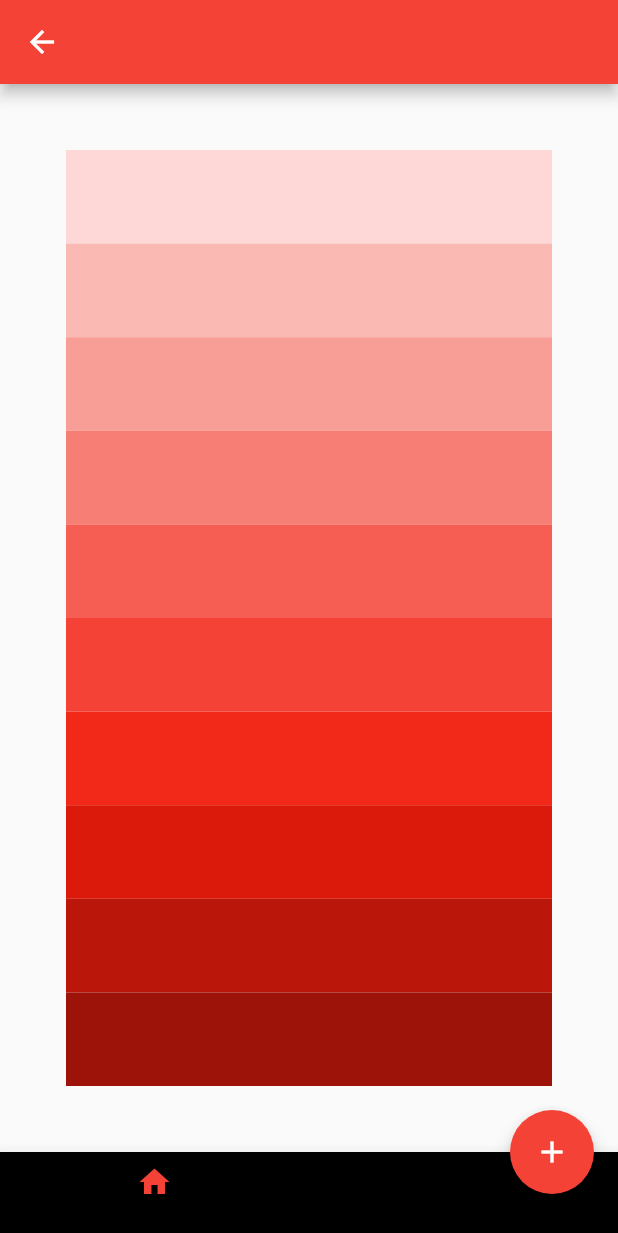
After one commit to mono0926/flutter_mono_kit, a Flutter app: the ColorExPage screen opened by its route, on a phone screen of 412 x 824 dp. The commit adds this screen. Shown: the top 1233 px of the screen. Run offline on Flutter 3.47's test engine with Material 2 defaults, Android fonts, the phone set to English and light mode, and no system bars; our stand-ins replace flutter_cache_manager, rxdart, tinycolor; missing offline and left inert: disposable_provider, simple_logger.

Commit message:
Add ColorEx

```diff
--- /dev/null
+++ b/example/lib/pages/color_ex_page.dart
@@ -0,0 +1,50 @@
+import 'package:flutter/material.dart';
+import 'package:mono_kit/mono_kit.dart';
+
+final _swatch = const Color(0xFFF44336).materialColor;
+
+class ColorExPage extends StatelessWidget {
+  const ColorExPage({Key key}) : super(key: key);
+
+  static const routeName = '/color_ex';
+
+  @override
+  Widget build(BuildContext context) {
+    return Theme(
+      data: ThemeData(
+        primarySwatch: _swatch,
+      ),
+      child: Scaffold(
+        appBar: AppBar(),
+        floatingActionButton: FloatingActionButton(
+          child: Icon(Icons.add),
+        ),
+        floatingActionButtonLocation: FloatingActionButtonLocation.endDocked,
+        bottomNavigationBar: BottomNavigationBar(
+          backgroundColor: Colors.black,
+          items: List.generate(
+            2,
+            (_) => BottomNavigationBarItem(
+              icon: Icon(Icons.home),
+              title: const Text(''),
+            ),
+          ),
+        ),
+        body: Padding(
+          padding: const EdgeInsets.all(44),
+          child: Column(
+            children: [50, 100, 200, 300, 400, 500, 600, 700, 800, 900]
+                .map(
+                  (k) => Expanded(
+                    child: Container(
+                      color: _swatch[k],
+                    ),
+                  ),
+                )
+                .toList(),
+          ),
+        ),
+      ),
+    );
+  }
+}
--- a/example/lib/router.dart
+++ b/example/lib/router.dart
@@ -1,4 +1,5 @@
 import 'package:example/pages/banner_visibility_page.dart';
+import 'package:example/pages/color_ex_page.dart';
 import 'package:example/pages/life_cycle_observer_page.dart';
 import 'package:example/pages/overflow_detectable_text_page/overflow_detectable_text_page.dart';
 import 'package:example/pages/paging_scroll_page.dart';
@@ -17,6 +18,7 @@ class Router {
         LifeCycleObserverPage.wrapped(),
     PagingScrollPage.routeName: (context) => const PagingScrollPage(),
     BannerVisibilityPage.routeName: (context) => const BannerVisibilityPage(),
+    ColorExPage.routeName: (context) => const ColorExPage(),
   };
 
   Route handle(RouteSettings settings) {
--- a/example/pubspec.yaml
+++ b/example/pubspec.yaml
@@ -8,7 +8,7 @@ dependencies:
     sdk: flutter
   cupertino_icons: ^0.1.2
   mono_kit:
-    path: ../../flutter_mono_kit
+    path: ..
   simple_logger: ^1.5.1
 dev_dependencies:
   flutter_test:
--- a/lib/utils/utils.dart
+++ b/lib/utils/utils.dart
@@ -3,6 +3,7 @@ export 'package:subscription_holder/subscription_holder.dart';
 
 export 'better_cached_network_image_provider.dart';
 export 'build_mode.dart';
+export 'color_ex.dart';
 export 'hud.dart';
 export 'life_cycle_observer.dart';
 export 'paging_scroll_controller.dart';
--- a/pubspec.yaml
+++ b/pubspec.yaml
@@ -4,7 +4,7 @@ version: 0.9.5
 author: Masayuki Ono <mono0926@gmail.com>
 homepage: https://github.com/mono0926/flutter_mono_kit
 environment:
-  sdk: ">=2.2.2 <3.0.0"
+  sdk: ">=2.6.0 <3.0.0"
 dependencies:
   flutter:
     sdk: flutter
@@ -14,6 +14,7 @@ dependencies:
   disposable_provider: ^1.1.0
   subscription_holder: ^1.0.0
   simple_logger: ^1.5.1
+  tinycolor: ^1.0.2
 dev_dependencies:
   flutter_test:
     sdk: flutter
```
Also changed, not shown: example/lib/pages/home_page.dart (+8 -0 lines), lib/utils/color_ex.dart (added, +16 -0 lines), example/pubspec.lock, pubspec.lock, 1 other file.
